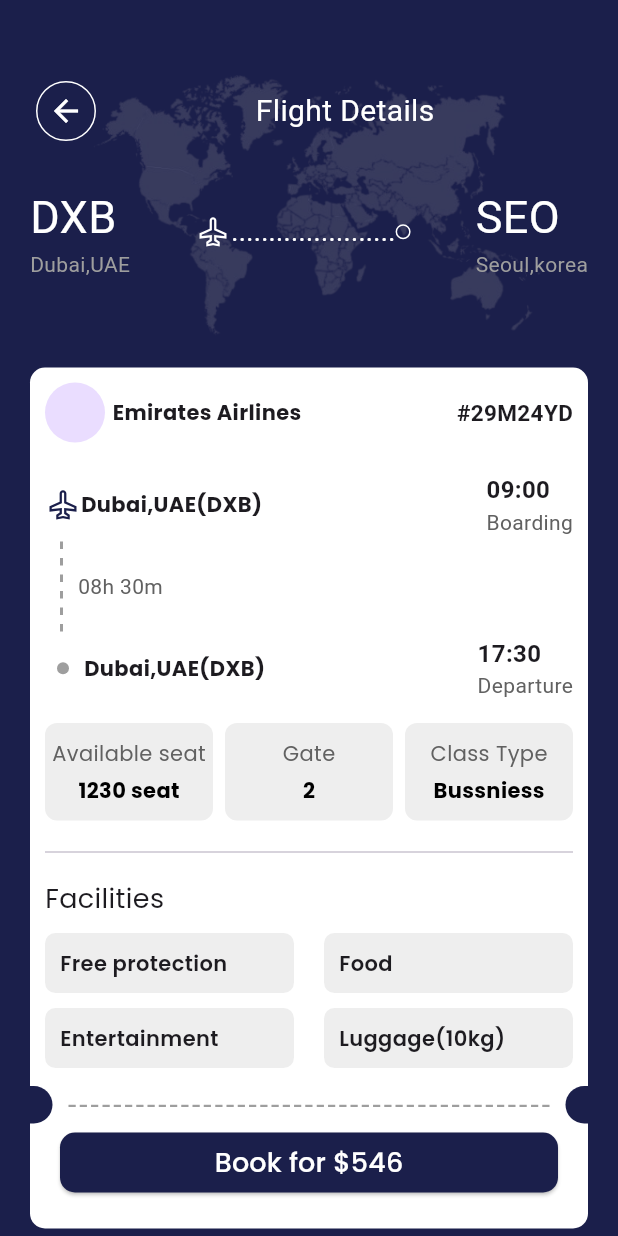
After one commit to Faysal-Maxamed/Travel-App, a Flutter app: the screen it shows after launch, after a tap on "SEO", on a phone screen of 412 x 824 dp. The commit adds this screen. Run offline on Flutter 3.47's test engine with Material 3 defaults, Android fonts, the phone set to English and light mode, and no system bars; our stand-ins replace google_fonts, line_icons.

Commit message:
flight details add

```diff
--- /dev/null
+++ b/lib/flight_detail.dart
@@ -0,0 +1,559 @@
+import 'package:flutter/material.dart';
+import 'package:google_fonts/google_fonts.dart';
+import 'package:line_icons/line_icons.dart';
+
+class FlightDetailScreen extends StatelessWidget {
+  const FlightDetailScreen({super.key});
+
+  @override
+  Widget build(BuildContext context) {
+    return Scaffold(
+      backgroundColor: Color(0xff1B1F4B),
+      body: SingleChildScrollView(
+        child: Column(
+          children: [
+            SizedBox(
+              height: 50,
+            ),
+            Container(
+              padding: EdgeInsets.symmetric(horizontal: 20),
+              height: 180,
+              decoration: BoxDecoration(
+                color: Color(0xff1B1F4B),
+                image: DecorationImage(
+                  image: AssetImage("images/2.png"),
+                  opacity: 0.2,
+                ),
+              ),
+              width: double.infinity,
+              child: Column(
+                children: [
+                  Row(
+                    children: [
+                      IconButton(
+                        onPressed: () => Navigator.pop(context),
+                        style: IconButton.styleFrom(
+                          side: BorderSide(color: Colors.white, width: 1),
+                        ),
+                        icon: Icon(
+                          Icons.arrow_back,
+                          color: Colors.white,
+                        ),
+                      ),
+                      Spacer(),
+                      Text(
+                        "Flight Details",
+                        style: TextStyle(color: Colors.white, fontSize: 20),
+                      ),
+                      Spacer(),
+                    ],
+                  ),
+                  SizedBox(
+                    height: 25,
+                  ),
+                  Row(
+                    mainAxisAlignment: MainAxisAlignment.spaceBetween,
+                    children: [
+                      Column(
+                        crossAxisAlignment: CrossAxisAlignment.start,
+                        children: [
+                          Text(
+                            "DXB",
+                            style: TextStyle(color: Colors.white, fontSize: 30),
+                          ),
+                          Text(
+                            "Dubai,UAE",
+                            style: TextStyle(
+                              color: Colors.grey,
+                            ),
+                          ),
+                        ],
+                      ),
+                      Row(
+                        children: [
+                          Icon(
+                            LineIcons.plane,
+                            color: Colors.white,
+                          ),
+                          Text(
+                            "......................",
+                            style: TextStyle(fontSize: 18, color: Colors.white),
+                          ),
+                          Container(
+                            height: 10,
+                            width: 10,
+                            decoration: BoxDecoration(
+                              border: Border.all(color: Colors.white),
+                              borderRadius: BorderRadius.circular(10),
+                            ),
+                          ),
+                        ],
+                      ),
+                      Column(
+                        crossAxisAlignment: CrossAxisAlignment.start,
+                        children: [
+                          Text(
+                            "SEO",
+                            style: TextStyle(color: Colors.white, fontSize: 30),
+                          ),
+                          Text(
+                            "Seoul,korea",
+                            style: TextStyle(
+                              color: Colors.grey,
+                            ),
+                          ),
+                        ],
+                      ),
+                    ],
+                  ),
+                  SizedBox(
+                    height: 15,
+                  ),
+                ],
+              ),
+            ),
+            SizedBox(
+              height: 15,
+            ),
+            Padding(
+              padding: const EdgeInsets.symmetric(horizontal: 20),
+              child: Container(
+                width: double.infinity,
+                decoration: BoxDecoration(
+                  color: Colors.white,
+                  borderRadius: BorderRadius.circular(10),
+                ),
+                child: Column(
+                  crossAxisAlignment: CrossAxisAlignment.start,
+                  children: [
+                    Padding(
+                      padding:
+                          const EdgeInsets.only(left: 10, right: 10, top: 10),
+                      child: Row(
+                        children: [
+                          CircleAvatar(),
+                          SizedBox(
+                            width: 5,
+                          ),
+                          Text(
+                            "Emirates Airlines",
+                            style: GoogleFonts.poppins(
+                                fontWeight: FontWeight.bold),
+                          ),
+                          Spacer(),
+                          Text(
+                            "#29M24YD",
+                            style: TextStyle(
+                                fontSize: 15, fontWeight: FontWeight.w600),
+                          ),
+                        ],
+                      ),
+                    ),
+                    SizedBox(
+                      height: 20,
+                    ),
+                    Padding(
+                      padding: const EdgeInsets.symmetric(horizontal: 10),
+                      child: Column(
+                        crossAxisAlignment: CrossAxisAlignment.start,
+                        children: [
+                          Row(
+                            children: [
+                              Icon(
+                                LineIcons.plane,
+                                color: Color(0xff1B1F4B),
+                              ),
+                              Text(
+                                "Dubai,UAE(DXB)",
+                                style: GoogleFonts.poppins(
+                                    fontWeight: FontWeight.bold),
+                              ),
+                              Spacer(),
+                              Column(
+                                crossAxisAlignment: CrossAxisAlignment.start,
+                                children: [
+                                  Text(
+                                    "09:00",
+                                    style: TextStyle(
+                                        fontSize: 16,
+                                        fontWeight: FontWeight.bold),
+                                  ),
+                                  Text(
+                                    "Boarding",
+                                    style: TextStyle(
+                                      color: Colors.grey.shade700,
+                                    ),
+                                  ),
+                                ],
+                              )
+                            ],
+                          ),
+                          Row(
+                            children: [
+                              SizedBox(
+                                width: 10,
+                              ),
+                              Column(
+                                mainAxisSize: MainAxisSize.min,
+                                children: List.generate(
+                                  6,
+                                  (index) => Container(
+                                    width: 2,
+                                    height: 5,
+                                    color: Colors.grey,
+                                    margin: EdgeInsets.symmetric(vertical: 3),
+                                  ),
+                                ),
+                              ),
+                              SizedBox(
+                                width: 10,
+                              ),
+                              Text(
+                                "08h 30m",
+                                style: TextStyle(
+                                  color: Colors.grey.shade700,
+                                ),
+                              )
+                            ],
+                          ),
+                          Row(
+                            children: [
+                              SizedBox(
+                                width: 8,
+                              ),
+                              Container(
+                                height: 8,
+                                width: 8,
+                                decoration: BoxDecoration(
+                                  color: Colors.grey,
+                                  borderRadius: BorderRadius.circular(10),
+                                ),
+                              ),
+                              SizedBox(
+                                width: 10,
+                              ),
+                              Text(
+                                "Dubai,UAE(DXB)",
+                                style: GoogleFonts.poppins(
+                                    fontWeight: FontWeight.bold),
+                              ),
+                              Spacer(),
+                              Column(
+                                crossAxisAlignment: CrossAxisAlignment.start,
+                                children: [
+                                  Text(
+                                    "17:30",
+                                    style: TextStyle(
+                                        fontSize: 16,
+                                        fontWeight: FontWeight.bold),
+                                  ),
+                                  Text(
+                                    "Departure",
+                                    style: TextStyle(
+                                      color: Colors.grey.shade700,
+                                    ),
+                                  ),
+                                ],
+                              )
+                            ],
+                          ),
+                          SizedBox(
+                            height: 15,
+                          ),
+                          Row(
+                            children: [
+                              Expanded(
+                                child: Container(
+                                  height: 65,
+                                  width: 125,
+                                  decoration: BoxDecoration(
+                                    color: Colors.grey.shade200,
+                                    borderRadius: BorderRadius.circular(8),
+                                  ),
+                                  child: Column(
+                                    mainAxisAlignment: MainAxisAlignment.center,
+                                    children: [
+                                      Text(
+                                        "Available seat",
+                                        style: GoogleFonts.poppins(
+                                          color: Colors.grey.shade700,
+                                        ),
+                                      ),
+                                      SizedBox(
+                                        height: 5,
+                                      ),
+                                      Text(
+                                        "1230 seat",
+                                        style: GoogleFonts.poppins(
+                                          color: Colors.black,
+                                          fontWeight: FontWeight.bold,
+                                        ),
+                                      ),
+                                    ],
+                                  ),
+                                ),
+                              ),
+                              SizedBox(
+                                width: 8,
+                              ),
+                              Expanded(
+                                child: Container(
+                                  height: 65,
+                                  width: 120,
+                                  decoration: BoxDecoration(
+                                    color: Colors.grey.shade200,
+                                    borderRadius: BorderRadius.circular(8),
+                                  ),
+                                  child: Column(
+                                    crossAxisAlignment:
+                                        CrossAxisAlignment.center,
+                                    mainAxisAlignment: MainAxisAlignment.center,
+                                    children: [
+                                      Text(
+                                        "Gate",
+                                        style: GoogleFonts.poppins(
+                                          color: Colors.grey.shade700,
+                                        ),
+                                      ),
+                                      SizedBox(
+                                        height: 5,
+                                      ),
+                                      Text(
+                                        "2",
+                                        style: GoogleFonts.poppins(
+                                          color: Colors.black,
+                                          fontWeight: FontWeight.bold,
+                                        ),
+                                      ),
+                                    ],
+                                  ),
+                                ),
+                              ),
+                              SizedBox(
+                                width: 8,
+                              ),
+                              Expanded(
+                                child: Container(
+                                  height: 65,
+                                  width: 120,
+                                  decoration: BoxDecoration(
+                                    color: Colors.grey.shade200,
+                                    borderRadius: BorderRadius.circular(8),
+                                  ),
+                                  child: Column(
+                                    crossAxisAlignment:
+                                        CrossAxisAlignment.center,
+                                    mainAxisAlignment: MainAxisAlignment.center,
+                                    children: [
+                                      Text(
+                                        "Class Type",
+                                        style: GoogleFonts.poppins(
+                                          color: Colors.grey.shade700,
+                                        ),
+                                      ),
+                                      SizedBox(
+                                        height: 5,
+                                      ),
+                                      Text(
+                                        "Bussniess",
+                                        style: GoogleFonts.poppins(
+                                          color: Colors.black,
+                                          fontWeight: FontWeight.bold,
+                                        ),
+                                      ),
+                                    ],
+                                  ),
+                                ),
+                              ),
+                            ],
+                          ),
+                          SizedBox(
+                            height: 13,
+                          ),
+                          Divider(),
+                          SizedBox(
+                            height: 10,
+                          ),
+                          Text(
+                            "Facilities",
+                            style: GoogleFonts.poppins(
+                              fontSize: 18,
+                            ),
+                          ),
+                          SizedBox(
+                            height: 10,
+                          ),
+                          Row(
+                            children: [
+                              Expanded(
+                                child: Container(
+                                  padding: EdgeInsets.all(10),
+                                  height: 40,
+                                  decoration: BoxDecoration(
+                                    color: Colors.grey.shade200,
+                                    borderRadius: BorderRadius.circular(7),
+                                  ),
+                                  child: Row(
+                                    children: [
+                                      Text(
+                                        "Free protection",
+                                        style: GoogleFonts.poppins(
+                                          fontWeight: FontWeight.w600,
+                                        ),
+                                      ),
+                                    ],
+                                  ),
+                                ),
+                              ),
+                              SizedBox(
+                                width: 20,
+                              ),
+                              Expanded(
+                                child: Container(
+                                  padding: EdgeInsets.all(10),
+                                  height: 40,
+                                  decoration: BoxDecoration(
+                                    color: Colors.grey.shade200,
+                                    borderRadius: BorderRadius.circular(7),
+                                  ),
+                                  child: Row(
+                                    children: [
+                                      Text(
+                                        "Food",
+                                        style: GoogleFonts.poppins(
+                                          fontWeight: FontWeight.w600,
+                                        ),
+                                      ),
+                                    ],
+                                  ),
+                                ),
+                              )
+                            ],
+                          ),
+                          SizedBox(
+                            height: 10,
+                          ),
+                          Row(
+                            children: [
+                              Expanded(
+                                child: Container(
+                                  padding: EdgeInsets.all(10),
+                                  height: 40,
+                                  decoration: BoxDecoration(
+                                    color: Colors.grey.shade200,
+                                    borderRadius: BorderRadius.circular(7),
+                                  ),
+                                  child: Row(
+                                    children: [
+                                      Text(
+                                        "Entertainment",
+                                        style: GoogleFonts.poppins(
+                                          fontWeight: FontWeight.w600,
+                                        ),
+                                      ),
+                                    ],
+                                  ),
+                                ),
+                              ),
+                              SizedBox(
+                                width: 20,
+                              ),
+                              Expanded(
+                                child: Container(
+                                  padding: EdgeInsets.all(10),
+                                  height: 40,
+                                  decoration: BoxDecoration(
+                                    color: Colors.grey.shade200,
+                                    borderRadius: BorderRadius.circular(7),
+                                  ),
+                                  child: Row(
+                                    children: [
+                                      Text(
+                                        "Luggage(10kg)",
+                                        style: GoogleFonts.poppins(
+                                          fontWeight: FontWeight.w600,
+                                        ),
+                                      ),
+                                    ],
+                                  ),
+                                ),
+                              )
+                            ],
+                          )
+                        ],
+                      ),
+                    ),
+                    SizedBox(
+                      height: 10,
+                    ),
+                    Row(
+                      mainAxisAlignment: MainAxisAlignment.spaceBetween,
+                      children: [
+                        Container(
+                          height: 25,
+                          width: 15,
+                          decoration: BoxDecoration(
+                            color: Color(0xff1B1F4B),
+                            borderRadius: BorderRadius.only(
+                              bottomRight: Radius.circular(20),
+                              topRight: Radius.circular(20),
+                            ),
+                          ),
+                        ),
+                        SizedBox(
+                          width: 5,
+                        ),
+                        Text(
+                          "-------------------------------------------",
+                          style: TextStyle(
+                              letterSpacing: 2.0,
+                              fontSize: 20,
+                              color: Colors.grey),
+                        ),
+                        SizedBox(
+                          width: 5,
+                        ),
+                        Container(
+                          height: 25,
+                          width: 15,
+                          decoration: BoxDecoration(
+                            color: Color(0xff1B1F4B),
+                            borderRadius: BorderRadius.only(
+                              bottomLeft: Radius.circular(20),
+                              topLeft: Radius.circular(20),
+                            ),
+                          ),
+                        ),
+                      ],
+                    ),
+                    Padding(
+                      padding: const EdgeInsets.symmetric(horizontal: 20),
+                      child: ElevatedButton(
+                        onPressed: () {},
+                        style: ElevatedButton.styleFrom(
+                          backgroundColor: Color(0xff1B1F4B),
+                          shape: RoundedRectangleBorder(
+                            borderRadius: BorderRadius.circular(10),
+                          ),
+                          foregroundColor: Colors.white,
+                          minimumSize: Size(double.infinity, 40),
+                        ),
+                        child: Text(
+                          "Book for \$546",
+                          style: GoogleFonts.poppins(fontSize: 18),
+                        ),
+                      ),
+                    ),
+                    SizedBox(
+                      height: 20,
+                    )
+                  ],
+                ),
+              ),
+            )
+          ],
+        ),
+      ),
+    );
+  }
+}
--- a/lib/detail.dart
+++ b/lib/flight_result.dart
@@ -1,8 +1,8 @@
 import 'package:flutter/material.dart';
 import 'package:line_icons/line_icons.dart';
 
-class DetailScreen extends StatelessWidget {
-  const DetailScreen({super.key});
+class ResultScreen extends StatelessWidget {
+  const ResultScreen({super.key});
 
   @override
   Widget build(BuildContext context) {
--- a/lib/main.dart
+++ b/lib/main.dart
@@ -1,6 +1,7 @@
 import 'package:flutter/material.dart';
 import 'package:line_icons/line_icons.dart';
-import 'package:travel_app/detail.dart';
+import 'package:travel_app/flight_detail.dart';
+import 'package:travel_app/flight_result.dart';
 
 void main() {
   runApp(MaterialApp(
@@ -147,7 +148,7 @@ class HomeScreen extends StatelessWidget {
                             onTap: () => Navigator.push(
                               context,
                               MaterialPageRoute(
-                                builder: (_) => DetailScreen(),
+                                builder: (_) => ResultScreen(),
                               ),
                             ),
                             child: FlightWidget(
@@ -171,10 +172,16 @@ class HomeScreen extends StatelessWidget {
                       SizedBox(
                         height: 10,
                       ),
-                      FlightWidget(
-                        firstText: "SEO",
-                        locationText: "Seoul,Korea",
-                        whereText: "To",
+                      GestureDetector(
+                        onTap: () => Navigator.push(
+                            context,
+                            MaterialPageRoute(
+                                builder: (_) => FlightDetailScreen())),
+                        child: FlightWidget(
+                          firstText: "SEO",
+                          locationText: "Seoul,Korea",
+                          whereText: "To",
+                        ),
                       ),
                       SizedBox(
                         height: 10,
--- a/pubspec.yaml
+++ b/pubspec.yaml
@@ -36,6 +36,7 @@ dependencies:
   cupertino_icons: ^1.0.8
   line_icons: ^2.0.3
   iconly: ^1.0.1
+  google_fonts: ^6.2.1
 
 dev_dependencies:
   flutter_test:
```
Also changed, not shown: pubspec.lock, 1 other file.
